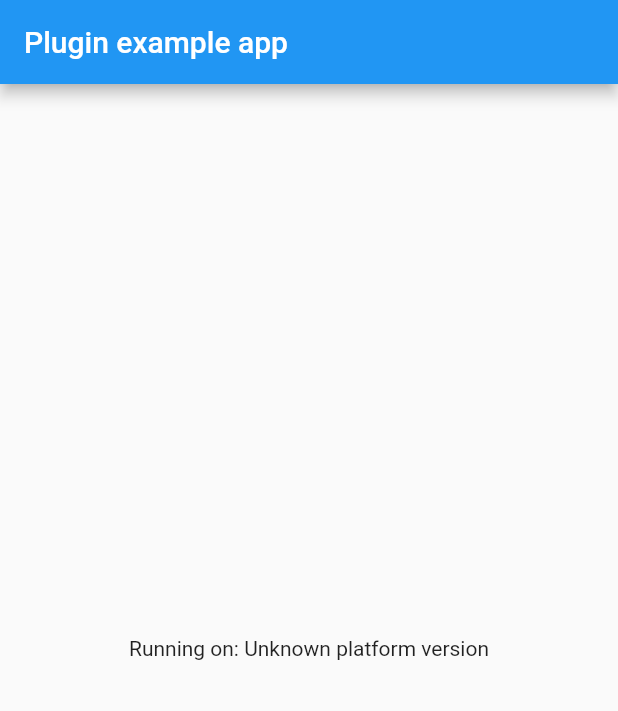
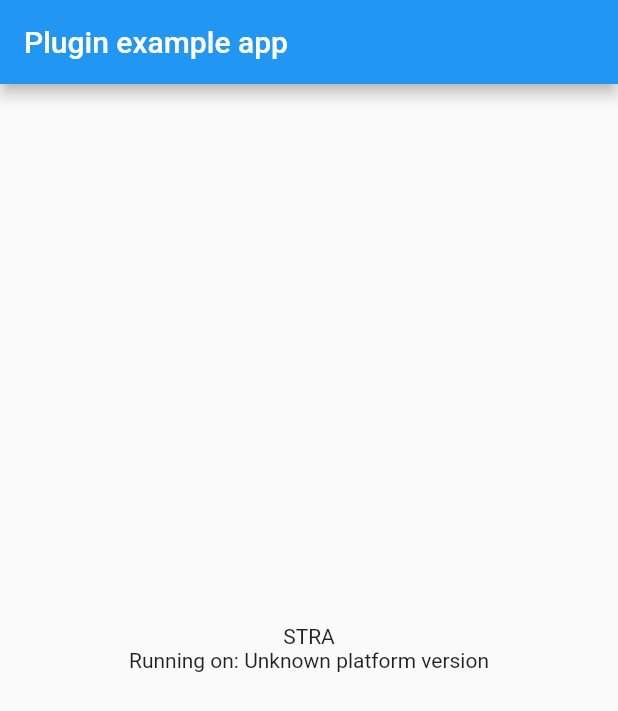
Before and after one commit to AkitoYamashita/stra, a Flutter app: the screen it shows after launch, on a phone screen of 412 x 824 dp. Shown: the top 711 px of the screen. Run offline on Flutter 3.47's test engine with Material 2 defaults, Android fonts, the phone set to English and light mode, and no system bars; our stand-ins replace plugin_platform_interface; missing offline and left inert: dart:html.

Commit message:
update example

```diff
--- a/example/lib/main.dart
+++ b/example/lib/main.dart
@@ -3,6 +3,7 @@ import 'dart:async';
 
 import 'package:flutter/services.dart';
 import 'package:stra/stra.dart';
+import 'package:stra/widgets/stra_text.dart';
 
 void main() {
   runApp(const MyApp());
@@ -56,7 +57,13 @@ class _MyAppState extends State<MyApp> {
           title: const Text('Plugin example app'),
         ),
         body: Center(
-          child: Text('Running on: $_platformVersion\n'),
+          child: Column(
+            mainAxisAlignment: MainAxisAlignment.center,
+            children: [
+              const StraText(),
+              Text('Running on: $_platformVersion\n'),
+            ],
+          ),
         ),
       ),
     );
```
